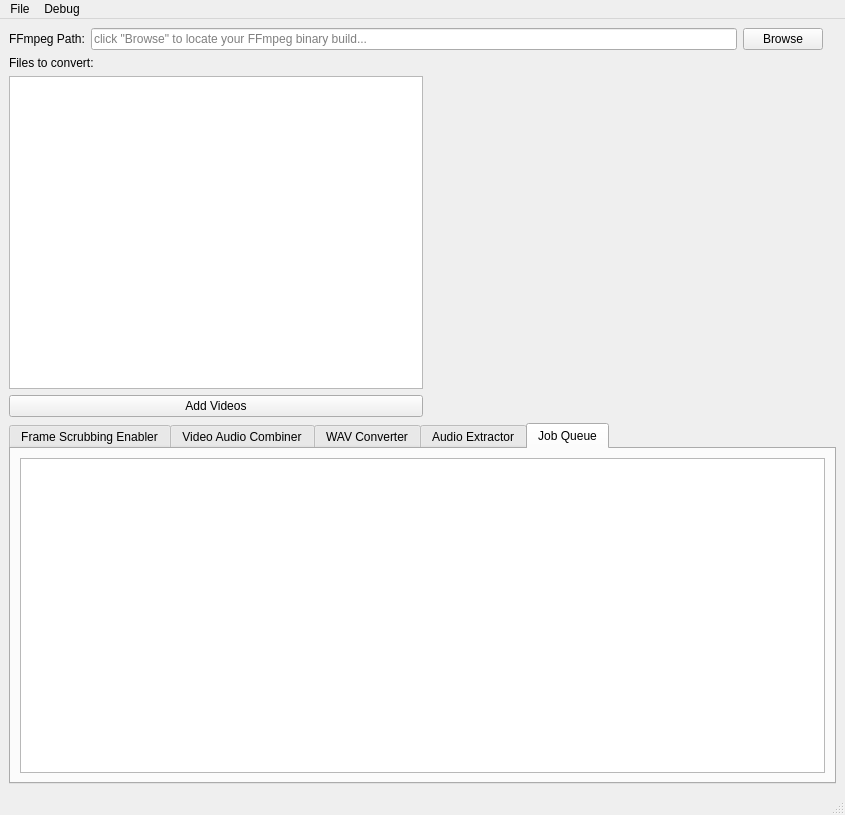
Old version of the form dsamainwindow.ui in the repository indra-dsa/dsa-multitool-gui.
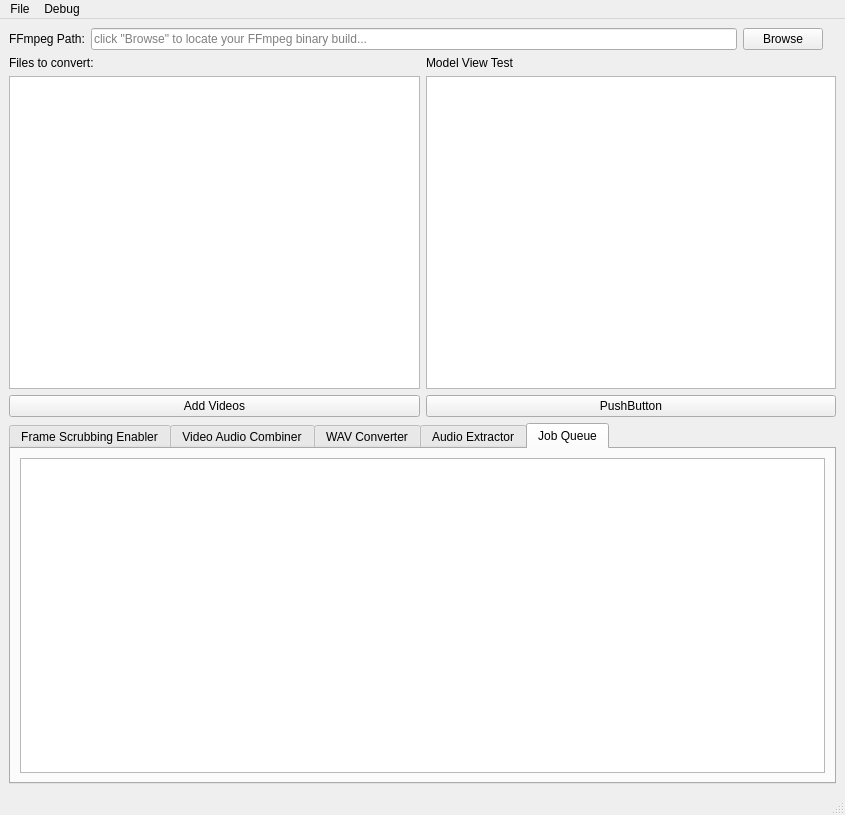
New version of the form. Icons and pictures are not drawn.

Commit message: FFmpeg execution works with Model based path. WIP on how items work.

What changed in the file:
```diff
--- a/dsamainwindow.ui
+++ b/dsamainwindow.ui
@@ -97,19 +97,6 @@
       <item row="1" column="0">
        <widget class="QListWidget" name="pathFileList"/>
       </item>
-      <item row="1" column="1">
-       <spacer name="horizontalSpacer">
-        <property name="orientation">
-         <enum>Qt::Horizontal</enum>
-        </property>
-        <property name="sizeHint" stdset="0">
-         <size>
-          <width>40</width>
-          <height>20</height>
-         </size>
-        </property>
-       </spacer>
-      </item>
       <item row="0" column="0">
        <widget class="QLabel" name="label_2">
         <property name="text">
@@ -117,6 +104,23 @@
         </property>
        </widget>
       </item>
+      <item row="0" column="1">
+       <widget class="QLabel" name="label_8">
+        <property name="text">
+         <string>Model View Test</string>
+        </property>
+       </widget>
+      </item>
+      <item row="1" column="1">
+       <widget class="QTableView" name="tableView"/>
+      </item>
+      <item row="2" column="1">
+       <widget class="QPushButton" name="pushButton_2">
+        <property name="text">
+         <string>PushButton</string>
+        </property>
+       </widget>
+      </item>
      </layout>
     </item>
     <item>
```
The commit also changes 7 other files.
